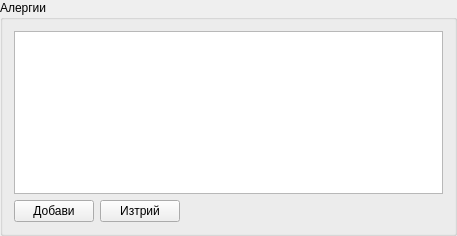
The window that src/View/SubWidgets/MedicalStatusWidget.ui (thefinalcutbg/DinoDent) describes before a commit, drawn with Qt 5.
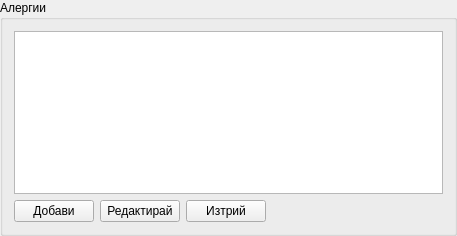
The same window after the commit.

What changed in the file:
```diff
--- a/src/View/SubWidgets/MedicalStatusWidget.ui
+++ b/src/View/SubWidgets/MedicalStatusWidget.ui
@@ -47,6 +47,13 @@
           </property>
          </widget>
         </item>
+        <item>
+         <widget class="QPushButton" name="editButton">
+          <property name="text">
+           <string>Редактирай</string>
+          </property>
+         </widget>
+        </item>
         <item>
          <widget class="QPushButton" name="removeButton">
           <property name="text">
```
